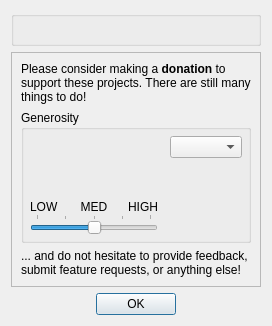
Before: the Qt Designer form qtfuzzylite/ui/About.ui in fuzzylite/fuzzylite, drawn with Qt 5.
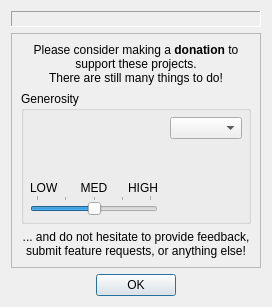
After: the same form once the commit is applied. Icons and pictures are not drawn.

Commit message: UI of qtfuzzylite is ready. Next stop is fuzzylite-3.0

What changed in the file:
```diff
--- a/qtfuzzylite/ui/About.ui
+++ b/qtfuzzylite/ui/About.ui
@@ -9,8 +9,8 @@
    <rect>
     <x>0</x>
     <y>0</y>
-    <width>381</width>
-    <height>509</height>
+    <width>280</width>
+    <height>357</height>
    </rect>
   </property>
   <property name="sizePolicy">
@@ -31,18 +31,6 @@
     <enum>QLayout::SetFixedSize</enum>
    </property>
    <item>
-    <widget class="QGroupBox" name="groupBox">
-     <property name="title">
-      <string/>
-     </property>
-     <property name="alignment">
-      <set>Qt::AlignCenter</set>
-     </property>
-     <layout class="QVBoxLayout" name="verticalLayout_3">
-      <property name="margin">
-       <number>6</number>
-      </property>
-      <item>
        <widget class="QLabel" name="lbl_header">
         <property name="sizePolicy">
          <sizepolicy hsizetype="MinimumExpanding" vsizetype="MinimumExpanding">
@@ -50,6 +38,12 @@
           <verstretch>0</verstretch>
          </sizepolicy>
         </property>
+     <property name="frameShape">
+      <enum>QFrame::Panel</enum>
+     </property>
+     <property name="frameShadow">
+      <enum>QFrame::Sunken</enum>
+     </property>
         <property name="text">
          <string/>
         </property>
@@ -67,9 +61,6 @@
         </property>
        </widget>
       </item>
-     </layout>
-    </widget>
-   </item>
    <item>
     <widget class="QFrame" name="frame">
      <property name="frameShape">
@@ -88,9 +79,10 @@
          </sizepolicy>
         </property>
         <property name="text">
-         <string>&lt;html&gt;&lt;head/&gt;&lt;body&gt;&lt;p&gt;
-Please consider making a &lt;b&gt;donation&lt;/b&gt; to support these projects. There are still many things to do!
-&lt;/p&gt;&lt;/body&gt;&lt;/html&gt;</string>
+         <string>&lt;html&gt;&lt;head/&gt;&lt;body&gt;&lt;p align=&quot;center&quot;&gt;
+Please consider making a &lt;b&gt;donation&lt;/b&gt; to support these projects.&lt;br&gt;
+There are still many things to do!&lt;/p&gt;
+&lt;/body&gt;&lt;/html&gt;</string>
         </property>
         <property name="wordWrap">
          <bool>true</bool>
@@ -263,7 +255,7 @@
          </sizepolicy>
         </property>
         <property name="text">
-         <string>&lt;html&gt;&lt;head/&gt;&lt;body&gt;&lt;p&gt;... and do not hesitate to provide feedback, submit feature requests, or anything else!&lt;/p&gt;&lt;/body&gt;&lt;/html&gt;</string>
+         <string>&lt;html&gt;&lt;head/&gt;&lt;body&gt;&lt;p align=&quot;center&quot;&gt;... and do not hesitate to provide feedback, submit feature requests, or anything else!&lt;/p&gt;&lt;/body&gt;&lt;/html&gt;</string>
         </property>
         <property name="textFormat">
          <enum>Qt::RichText</enum>
```
Lines whose indentation alone changed are shown as unchanged. The commit also changes 3 other files.
